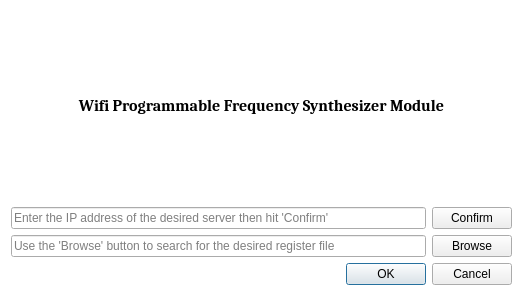
Old version of the form GUI_fix.ui in the repository jsochacki/Wireless_Controller_CC3200.
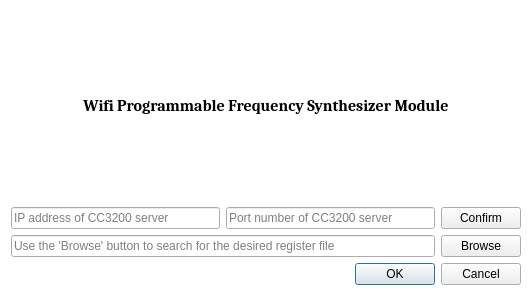
New version of the form. Icons and pictures are not drawn.

What changed in the file:
```diff
--- a/GUI_fix.ui
+++ b/GUI_fix.ui
@@ -6,7 +6,7 @@
    <rect>
     <x>0</x>
     <y>0</y>
-    <width>523</width>
+    <width>532</width>
     <height>296</height>
    </rect>
   </property>
@@ -22,21 +22,14 @@
 }</string>
   </property>
   <layout class="QGridLayout" name="gridLayout">
-   <item row="5" column="0">
-    <widget class="QLineEdit" name="lineEdit">
-     <property name="placeholderText">
-      <string>Use the 'Browse' button to search for the desired register file</string>
-     </property>
-    </widget>
-   </item>
-   <item row="5" column="1">
+   <item row="5" column="2">
     <widget class="QPushButton" name="BrowseButton">
      <property name="text">
       <string>Browse</string>
      </property>
     </widget>
    </item>
-   <item row="6" column="0" colspan="2">
+   <item row="6" column="0" colspan="3">
     <widget class="QDialogButtonBox" name="OKbuttonBox">
      <property name="orientation">
       <enum>Qt::Horizontal</enum>
@@ -46,7 +39,7 @@
      </property>
     </widget>
    </item>
-   <item row="3" column="0" colspan="2">
+   <item row="3" column="0" colspan="3">
     <widget class="QLabel" name="label">
      <property name="font">
       <font>
@@ -80,20 +73,34 @@
       <string notr="true"/>
      </property>
      <property name="placeholderText">
-      <string>Enter the IP address of the desired server then hit 'Confirm'</string>
+      <string>IP address of CC3200 server</string>
      </property>
      <property name="clearButtonEnabled">
       <bool>false</bool>
      </property>
     </widget>
    </item>
-   <item row="4" column="1">
+   <item row="4" column="2">
     <widget class="QPushButton" name="ConfirmButton">
      <property name="text">
       <string>Confirm</string>
      </property>
     </widget>
    </item>
+   <item row="4" column="1">
+    <widget class="QLineEdit" name="PortEdit">
+     <property name="placeholderText">
+      <string>Port number of CC3200 server</string>
+     </property>
+    </widget>
+   </item>
+   <item row="5" column="0" colspan="2">
+    <widget class="QLineEdit" name="lineEdit">
+     <property name="placeholderText">
+      <string>Use the 'Browse' button to search for the desired register file</string>
+     </property>
+    </widget>
+   </item>
   </layout>
  </widget>
  <resources>
```
